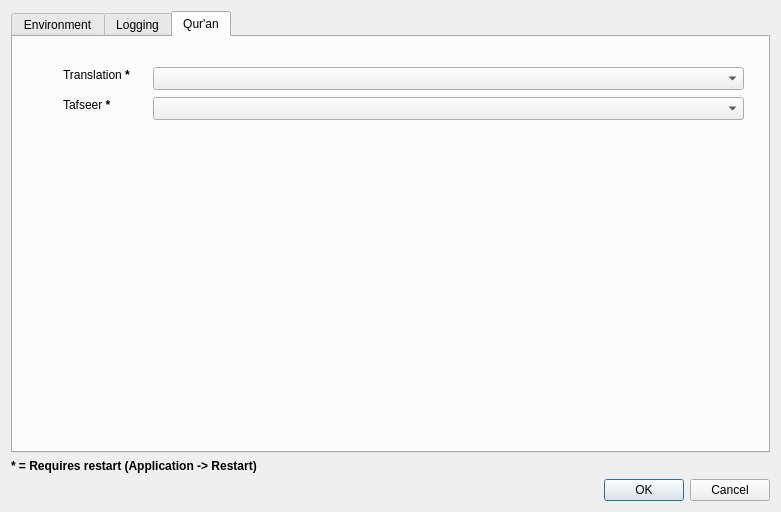
abumq/project-islam, file settings_dialog.ui: the form before one commit.
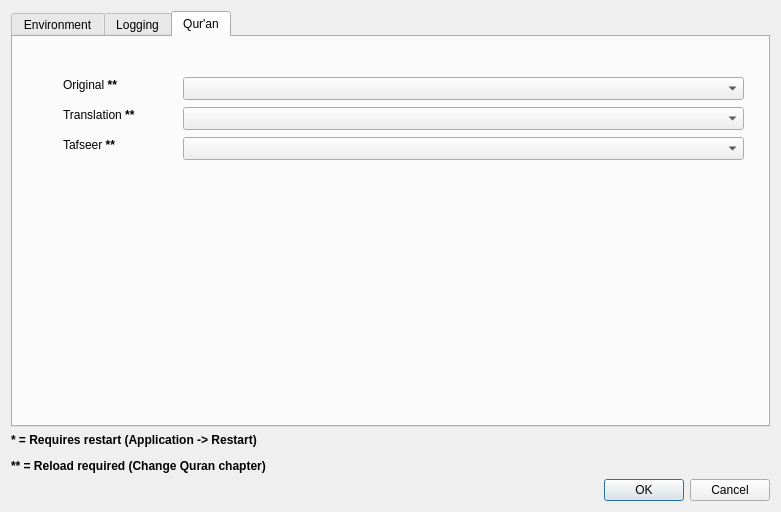
The form after the commit.

```diff
--- a/settings_dialog.ui
+++ b/settings_dialog.ui
@@ -213,9 +213,9 @@
       <widget class="QComboBox" name="cboQuranTranslations">
        <property name="geometry">
         <rect>
-         <x>140</x>
-         <y>30</y>
-         <width>591</width>
+         <x>170</x>
+         <y>70</y>
+         <width>561</width>
          <height>23</height>
         </rect>
        </property>
@@ -224,34 +224,57 @@
        <property name="geometry">
         <rect>
          <x>50</x>
-         <y>30</y>
-         <width>75</width>
+         <y>70</y>
+         <width>111</width>
          <height>16</height>
         </rect>
        </property>
        <property name="text">
-        <string>Translation &lt;b&gt;*&lt;/b&gt;</string>
+        <string>&lt;html&gt;&lt;head/&gt;&lt;body&gt;&lt;p&gt;Translation &lt;span style=&quot; font-weight:600;&quot;&gt;**&lt;/span&gt;&lt;/p&gt;&lt;/body&gt;&lt;/html&gt;</string>
        </property>
       </widget>
       <widget class="QLabel" name="label_5">
        <property name="geometry">
         <rect>
          <x>50</x>
-         <y>60</y>
-         <width>53</width>
+         <y>100</y>
+         <width>111</width>
          <height>16</height>
         </rect>
        </property>
        <property name="text">
-        <string>Tafseer &lt;b&gt;*&lt;/b&gt;</string>
+        <string>&lt;html&gt;&lt;head/&gt;&lt;body&gt;&lt;p&gt;Tafseer &lt;span style=&quot; font-weight:600;&quot;&gt;**&lt;/span&gt;&lt;/p&gt;&lt;/body&gt;&lt;/html&gt;</string>
        </property>
       </widget>
       <widget class="QComboBox" name="cboQuranTafseers">
        <property name="geometry">
         <rect>
-         <x>140</x>
-         <y>60</y>
-         <width>591</width>
+         <x>170</x>
+         <y>100</y>
+         <width>561</width>
+         <height>23</height>
+        </rect>
+       </property>
+      </widget>
+      <widget class="QLabel" name="label_7">
+       <property name="geometry">
+        <rect>
+         <x>50</x>
+         <y>40</y>
+         <width>111</width>
+         <height>16</height>
+        </rect>
+       </property>
+       <property name="text">
+        <string>&lt;html&gt;&lt;head/&gt;&lt;body&gt;&lt;p&gt;Original&lt;span style=&quot; font-weight:600;&quot;&gt; **&lt;/span&gt;&lt;/p&gt;&lt;/body&gt;&lt;/html&gt;</string>
+       </property>
+      </widget>
+      <widget class="QComboBox" name="cboQuranOriginals">
+       <property name="geometry">
+        <rect>
+         <x>170</x>
+         <y>40</y>
+         <width>561</width>
          <height>23</height>
         </rect>
        </property>
@@ -262,7 +285,7 @@
    <item>
     <widget class="QLabel" name="label_6">
      <property name="text">
-      <string>&lt;html&gt;&lt;head/&gt;&lt;body&gt;&lt;p&gt;&lt;span style=&quot; font-weight:600;&quot;&gt;* = Requires restart (Application -&amp;gt; Restart)&lt;/span&gt;&lt;/p&gt;&lt;/body&gt;&lt;/html&gt;</string>
+      <string>&lt;html&gt;&lt;head/&gt;&lt;body&gt;&lt;p&gt;&lt;span style=&quot; font-weight:600;&quot;&gt;* = Requires restart (Application -&amp;gt; Restart)&lt;/span&gt;&lt;/p&gt;&lt;p&gt;&lt;span style=&quot; font-weight:600;&quot;&gt;** = Reload required (Change Quran chapter)&lt;/span&gt;&lt;/p&gt;&lt;/body&gt;&lt;/html&gt;</string>
      </property>
     </widget>
    </item>
```
